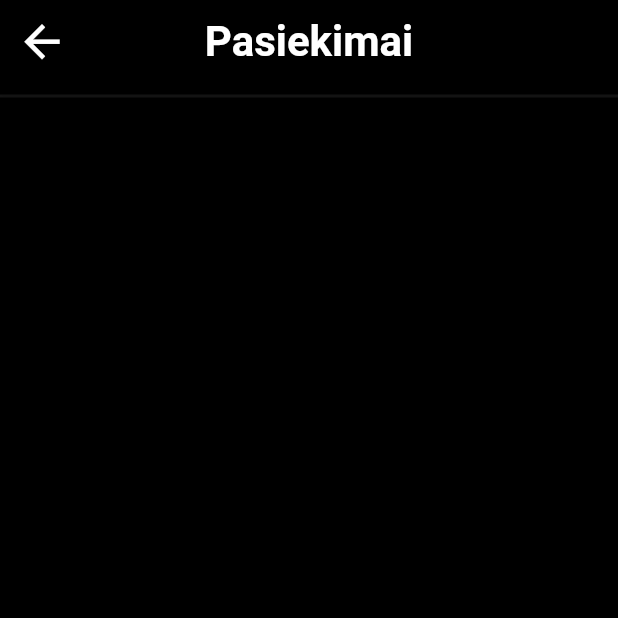
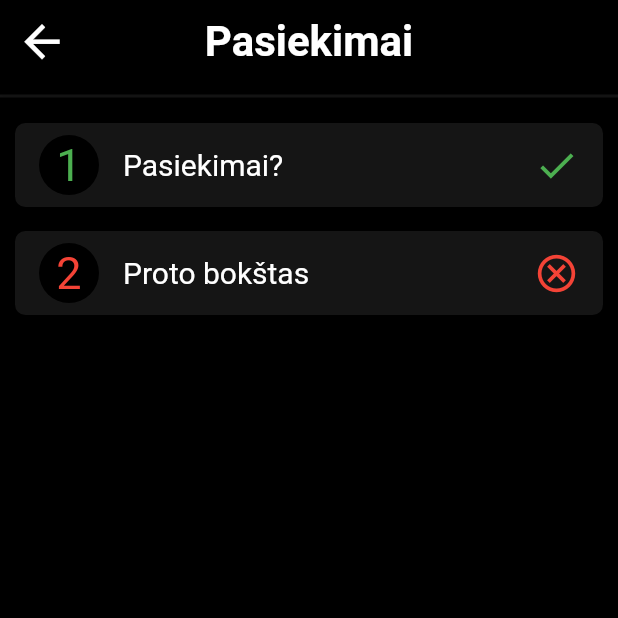
Before and after one commit to Ropke13/PVP---Mobili-Aplikacija, a Flutter app: the screen it shows after launch, after a tap on "Pasiekimai", on a phone screen of 412 x 824 dp, the top half of it. Run offline on Flutter 3.47's test engine with Material 2 defaults, Android fonts, the phone set to English and light mode, and no system bars; our stand-ins replace cloud_firestore, firebase_auth, firebase_core; missing offline and left inert: flutter_tex; accounts and stored records are empty; network calls fail.

Commit message:
base achievement window

```diff
--- a/lib/achievements.dart
+++ b/lib/achievements.dart
@@ -1,6 +1,14 @@
 import 'package:cloud_firestore/cloud_firestore.dart';
+import 'package:flutter/cupertino.dart';
 import 'package:flutter/material.dart';
 import 'package:matematika/main.dart';
+
+var achievementTitles = ['Pasiekimai?', 'Proto bokštas'];
+var achievementDescriptions = [
+  'Pasiekimai!',
+  'Teisingai atsakyta į 10 klausimų'
+];
+var achieved = [true, false];
 
 class Achievements extends StatelessWidget {
   const Achievements({Key? key}) : super(key: key);
@@ -12,19 +20,68 @@ class Achievements extends StatelessWidget {
             backgroundColor: Colors.black,
             appBar: AppBar(
               leading: IconButton(
-            icon: const Icon(Icons.arrow_back, color: Colors.white, size: 35),
-            onPressed: () => Navigator.of(context).pushReplacement(MaterialPageRoute(
-                      builder: (context) => MainMenu())),
+                icon:
+                    const Icon(Icons.arrow_back, color: Colors.white, size: 35),
+                onPressed: () => Navigator.of(context).pushReplacement(
+                    MaterialPageRoute(builder: (context) => MainMenu())),
               ),
-          title: const Text("Pasiekimai", style: TextStyle(color: Colors.white, fontSize: 28.0, fontWeight: FontWeight.bold)),
+              title: const Text("Pasiekimai",
+                  style: TextStyle(
+                      color: Colors.white,
+                      fontSize: 28.0,
+                      fontWeight: FontWeight.bold)),
               backgroundColor: Colors.black,
               centerTitle: true,
             ),
             body: Column(children: [
-          const Divider(color: Color.fromARGB(255, 21, 21, 21), thickness: 2)
-          ]
+              const Divider(
+                  color: Color.fromARGB(255, 21, 21, 21), thickness: 2),
+              Expanded(
+                child: ListView.builder(
+                    padding: const EdgeInsets.all(10.0),
+                    itemCount: achievementTitles.length,
+                    itemBuilder: (context, index) {
+                      return Column(
+                        children: <Widget>[
+                          ListTile(
+                            shape: RoundedRectangleBorder(
+                                borderRadius: BorderRadius.circular(7.0)),
+                            tileColor: const Color.fromARGB(255, 21, 21, 21),
+                            textColor: Colors.white,
+                            leading: CircleAvatar(
+                              child: Text((index + 1).toString(),
+                                  style: TextStyle(
+                                    color: achieved[index]
+                                        ? Colors.green
+                                        : Colors.red,
+                                    fontSize: 30,
+                                  )),
+                              backgroundColor: Colors.black,
+                            ),
+                            title: Text(achievementTitles[index],
+                                style: const TextStyle(fontSize: 20)),
+                            trailing: Icon(
+                                achieved[index]
+                                    ? Icons.check
+                                    : Icons.cancel_outlined,
+                                size: 30,
+                                color: achieved[index]
+                                    ? Colors.green
+                                    : Colors.red),
+                            onTap: () {
+                              final snackBar = SnackBar(
+                                content: Text(achievementDescriptions[index]),
+                              );
+
+                              ScaffoldMessenger.of(context)
+                                  .showSnackBar(snackBar);
+                            },
+                          ),
+                          const Divider(color: Colors.black, thickness: 2),
+                        ],
+                      );
+                    }),
               )
-      )
-    );
+            ])));
   }
 }
```
Lines whose indentation alone changed are shown as unchanged.
